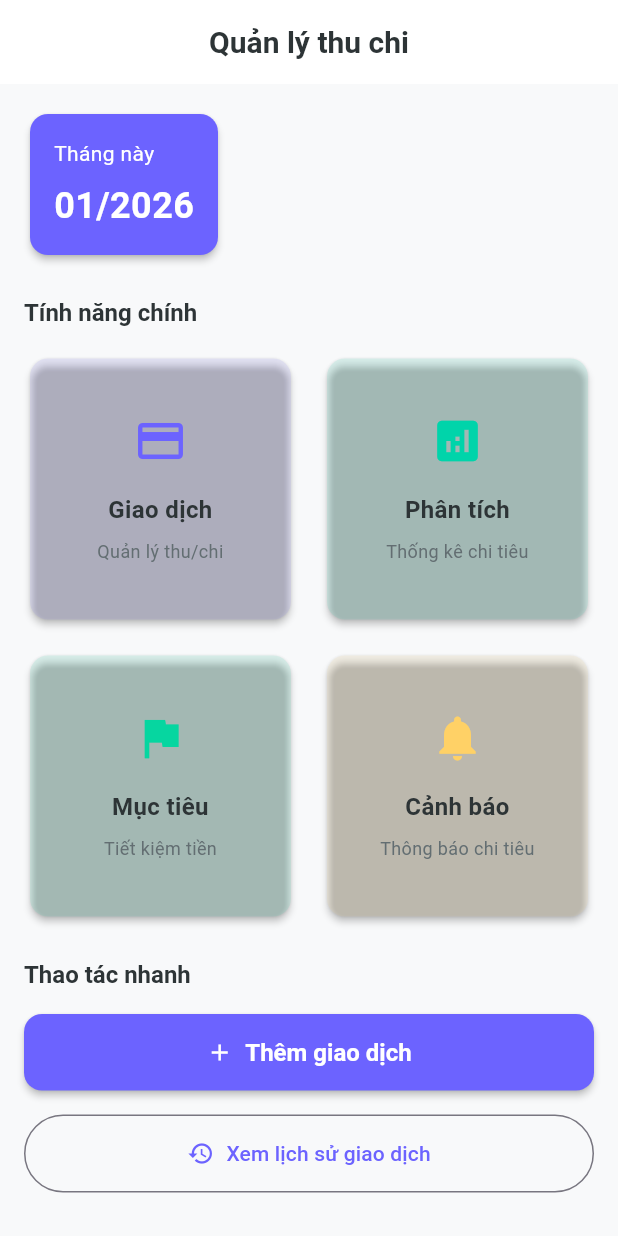
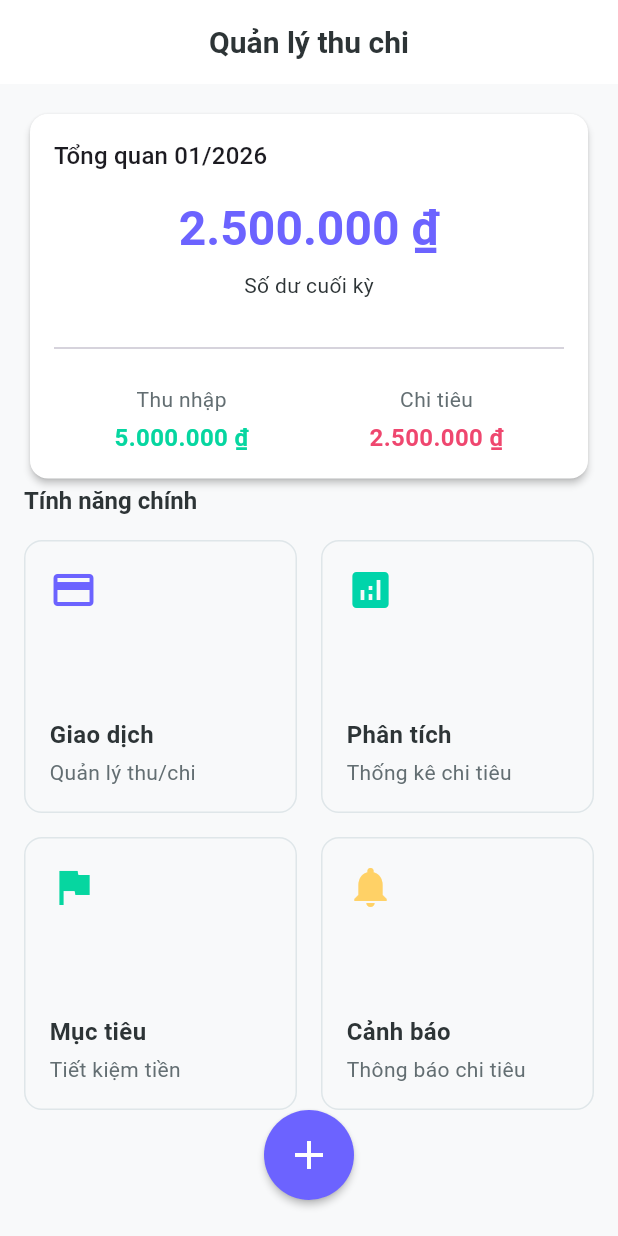
Before and after one commit to thienph/mobile_project_spending_management, a Flutter app: the screen it shows after launch, on a phone screen of 412 x 824 dp. Run offline on Flutter 3.47's test engine with Material 3 defaults, Android fonts, the phone set to English and light mode, and no system bars; our stand-ins replace dartz, drift, equatable, flutter_bloc, get_it, go_router; accounts and stored records are empty; generated files the repository leaves out were written again.

Commit message:
Update UI

```diff
--- a/lib/presentation/screens/home/home_screen.dart
+++ b/lib/presentation/screens/home/home_screen.dart
@@ -1,6 +1,7 @@
 import 'package:flutter/material.dart';
 import 'package:go_router/go_router.dart';
 import 'package:mobile_project_spending_management/core/theme/app_theme.dart';
+import 'package:mobile_project_spending_management/core/utils/number_extensions.dart';
 import 'package:mobile_project_spending_management/core/utils/date_extensions.dart';
 
 class HomeScreen extends StatelessWidget {
@@ -15,40 +16,14 @@ class HomeScreen extends StatelessWidget {
         title: const Text('Quản lý thu chi'),
         elevation: 0,
       ),
-      body: SingleChildScrollView(
+      body: Padding(
         padding: const EdgeInsets.all(AppTheme.spacingMd),
         child: Column(
           crossAxisAlignment: CrossAxisAlignment.start,
           children: [
             // Current Month Header
-            Card(
-              color: AppTheme.primaryColor,
-              child: Padding(
-                padding: const EdgeInsets.all(AppTheme.spacingMd),
-                child: Column(
-                  crossAxisAlignment: CrossAxisAlignment.start,
-                  children: [
-                    const Text(
-                      'Tháng này',
-                      style: TextStyle(
-                        color: Colors.white,
-                        fontSize: AppTheme.fontSizeMd,
-                      ),
-                    ),
-                    const SizedBox(height: AppTheme.spacingSm),
-                    Text(
-                      now.toMonthYearString(),
-                      style: const TextStyle(
-                        color: Colors.white,
-                        fontSize: AppTheme.fontSizeXxl,
-                        fontWeight: AppTheme.fontWeightBold,
-                      ),
-                    ),
-                  ],
-                ),
-              ),
-            ),
-            const SizedBox(height: AppTheme.spacingLg),
+            _buildBalanceSummaryCard(context, now),
+            const Spacer(),
 
             // Feature Grid
             Text(
@@ -105,53 +80,85 @@ class HomeScreen extends StatelessWidget {
                 ),
               ],
             ),
-            const SizedBox(height: AppTheme.spacingLg),
+            const Spacer(),
 
             // Quick Actions
-            Text(
-              'Thao tác nhanh',
-              style: Theme.of(context).textTheme.headlineMedium,
-            ),
-            const SizedBox(height: AppTheme.spacingMd),
+            Row(
+              mainAxisAlignment: MainAxisAlignment.spaceAround,
+              children: [
                 SizedBox(
-              width: double.infinity,
+                  width: 60,
+                  height: 60,
                   child: ElevatedButton(
                     onPressed: () => context.pushNamed('add-transaction'),
                     style: ElevatedButton.styleFrom(
-                  padding: const EdgeInsets.symmetric(vertical: AppTheme.spacingMd),
+                      shape: const CircleBorder(),
+                      padding: EdgeInsets.zero,
                     ),
-                child: const Row(
-                  mainAxisAlignment: MainAxisAlignment.center,
-                  children: [
-                    Icon(Icons.add),
-                    SizedBox(width: AppTheme.spacingSm),
-                    Text('Thêm giao dịch'),
+                    child: const Icon(Icons.add, size: 32),
+                  ),
+                ),
+              ],
+            ),
+            const SizedBox(height: AppTheme.spacingMd),
           ],
         ),
       ),
+    );
+  }
+
+  Widget _buildBalanceSummaryCard(BuildContext context, DateTime now) {
+    // TODO: Replace with actual data from BLoC
+    const double income = 5000000;
+    const double expense = 2500000;
+    final double balance = income - expense;
+
+    return Card(
+      child: Padding(
+        padding: const EdgeInsets.all(AppTheme.spacingMd),
+        child: Column(
+          crossAxisAlignment: CrossAxisAlignment.start,
+          children: [
+            Text(
+              'Tổng quan ${now.toMonthYearString()}',
+              style: Theme.of(context).textTheme.titleMedium,
             ),
             const SizedBox(height: AppTheme.spacingMd),
-            SizedBox(
-              width: double.infinity,
-              child: OutlinedButton(
-                onPressed: () => context.goNamed('transactions'),
-                style: OutlinedButton.styleFrom(
-                  padding: const EdgeInsets.symmetric(vertical: AppTheme.spacingMd),
-                ),
-                child: const Row(
-                  mainAxisAlignment: MainAxisAlignment.center,
-                  children: [
-                    Icon(Icons.history),
-                    SizedBox(width: AppTheme.spacingSm),
-                    Text('Xem lịch sử giao dịch'),
-                  ],
+            Center(
+              child: Text(
+                balance.toCurrency(),
+                style: Theme.of(context).textTheme.headlineLarge?.copyWith(
+                      color: AppTheme.primaryColor,
+                      fontWeight: FontWeight.bold,
                     ),
               ),
+            ),
+            const SizedBox(height: AppTheme.spacingSm),
+            const Center(
+              child: Text('Số dư cuối kỳ'),
+            ),
+            const SizedBox(height: AppTheme.spacingLg),
+            const Divider(),
+            const SizedBox(height: AppTheme.spacingMd),
+            Row(
+              mainAxisAlignment: MainAxisAlignment.spaceAround,
+              children: [
+                _buildIncomeExpenseItem('Thu nhập', income, AppTheme.incomeColor),
+                _buildIncomeExpenseItem('Chi tiêu', expense, AppTheme.expenseColor),
+              ],
             ),
           ],
         ),
       ),
     );
+  }
+
+  Widget _buildIncomeExpenseItem(String title, double amount, Color color) {
+    return Column(children: [
+      Text(title, style: const TextStyle(color: AppTheme.textSecondaryColor)),
+      const SizedBox(height: AppTheme.spacingXs),
+      Text(amount.toCurrency(), style: TextStyle(fontWeight: FontWeight.bold, color: color, fontSize: AppTheme.fontSizeLg)),
+    ]);
   }
 }
 
@@ -175,34 +182,27 @@ class _FeatureCard extends StatelessWidget {
     return InkWell(
       onTap: onTap,
       borderRadius: BorderRadius.circular(AppTheme.radiusMd),
-      child: Card(
-        color: color.withValues(alpha: 0.1),
-        child: Padding(
+      child: Container(
         padding: const EdgeInsets.all(AppTheme.spacingMd),
+        decoration: BoxDecoration(
+          borderRadius: BorderRadius.circular(AppTheme.radiusMd),
+          border: Border.all(color: AppTheme.borderColor),
+        ),
         child: Column(
-            mainAxisAlignment: MainAxisAlignment.center,
+          crossAxisAlignment: CrossAxisAlignment.start,
           children: [
-              Icon(icon, size: 36, color: color),
-              const SizedBox(height: AppTheme.spacingMd),
+            Icon(icon, size: 32, color: color),
+            const Spacer(),
             Text(
               title,
               style: const TextStyle(
                 fontWeight: AppTheme.fontWeightSemiBold,
                 fontSize: AppTheme.fontSizeLg,
               ),
-                textAlign: TextAlign.center,
             ),
-              const SizedBox(height: AppTheme.spacingSm),
-              Text(
-                subtitle,
-                style: const TextStyle(
-                  fontSize: AppTheme.fontSizeSm,
-                  color: AppTheme.textSecondaryColor,
-                ),
-                textAlign: TextAlign.center,
-              ),
+            const SizedBox(height: AppTheme.spacingXs),
+            Text(subtitle, style: const TextStyle(color: AppTheme.textSecondaryColor)),
           ],
-          ),
         ),
       ),
     );
```
Also changed, not shown: lib/presentation/screens/transactions/edit_transaction_screen.dart (+19 -27 lines), lib/presentation/screens/transactions/transaction_list_screen.dart (+70 -74 lines), 1 other file. Lines whose indentation alone changed are shown as unchanged.
